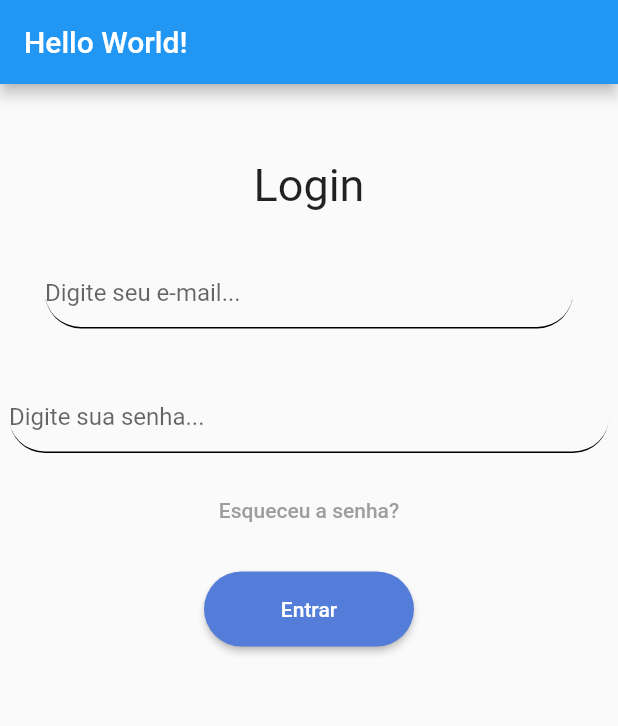
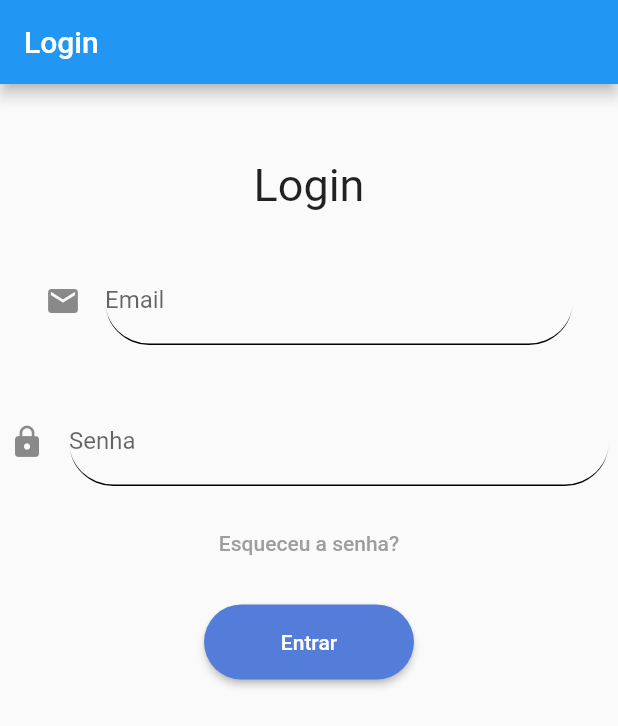
Before and after one commit to murilogteixeira/TCC_Egressos, a Flutter app: the screen it shows after launch, on a phone screen of 412 x 824 dp. Shown: the top 726 px of the screen. Run offline on Flutter 3.47's test engine with Material 2 defaults, Android fonts, the phone set to English and light mode, and no system bars; our stand-ins replace auto_size_text, charts_flutter, flutter_mobx, mobx, progress_dialog, shared_preferences; missing offline and left inert: dart:html; generated files the repository leaves out were written again.

Commit message:
Adicionar autenticação à tela de login

```diff
--- a/frontend/tcc_egressos/lib/controller/home_controller.dart
+++ b/frontend/tcc_egressos/lib/controller/home_controller.dart
@@ -8,7 +8,6 @@ import 'package:http/http.dart' as http;
 import 'package:mobx/mobx.dart';
 import 'package:tcc_egressos/model/curriculo_lattes/curriculo_lattes.dart';
 import 'package:tcc_egressos/view/resultado_view.dart';
-import 'package:tcc_egressos/model/curriculo_lattes/curriculo_lattes.dart';
 
 part 'home_controller.g.dart';
 
--- a/frontend/tcc_egressos/lib/main.dart
+++ b/frontend/tcc_egressos/lib/main.dart
@@ -12,7 +12,7 @@ class MyApp extends StatelessWidget {
   @override
   Widget build(BuildContext context) {
     return MaterialApp(
-      title: 'Egressos UCB',
+      title: 'Egressos Web',
       theme: ThemeData(
         primarySwatch: Colors.blue,
         visualDensity: VisualDensity.adaptivePlatformDensity,
--- a/frontend/tcc_egressos/lib/view/login_view.dart
+++ b/frontend/tcc_egressos/lib/view/login_view.dart
@@ -5,6 +5,8 @@ class LoginView extends StatefulWidget {
   static var route = '/';
 
   final String title = "Login";
+
+  LoginView({Key key}) : super(key: key);
 
   @override
   _LoginViewState createState() => _LoginViewState();
@@ -14,10 +16,40 @@ class _LoginViewState extends State<LoginView> {
   @override
   Widget build(BuildContext context) {
     return Scaffold(
-      appBar: AppBar(
-        title: Text('Hello World!'),
-      ),
-      body: Center(
+      appBar: AppBar(title: Text('Login')),
+      body: LoginForm(),
+    );
+  }
+}
+
+class LoginForm extends StatelessWidget {
+  const LoginForm({Key key}) : super(key: key);
+
+  @override
+  Widget build(BuildContext context) {
+    var _formKey = GlobalKey<FormState>();
+    final _user = 'mail@mail.com';
+    final _pass = '123';
+
+    String inputEmail;
+    String inputPass;
+
+    bool _login() {
+      if (_formKey.currentState.validate()) {
+        _formKey.currentState.save();
+        if (_user != inputEmail || _pass != inputPass) {
+          Scaffold.of(context)
+              .showSnackBar(SnackBar(content: Text('Email ou senha inválido')));
+          return false;
+        }
+        return true;
+      }
+      return false;
+    }
+
+    return Form(
+      key: _formKey,
+      child: Center(
         child: Container(
           child: Column(
             children: <Widget>[
@@ -37,8 +69,15 @@ class _LoginViewState extends State<LoginView> {
                 child: Container(
                   width: 400,
                   child: TextFormField(
+                    validator: (value) {
+                      if (value.isEmpty) return 'Insira o seu email';
+                      return null;
+                    },
+                    onSaved: (value) => inputEmail = value,
                     decoration: InputDecoration(
-                      hintText: "Digite seu e-mail...",
+                      labelText: 'Email',
+                      icon: Icon(Icons.mail),
+                      // hintText: "Digite seu e-mail...",
                       enabledBorder: new UnderlineInputBorder(
                           borderRadius: BorderRadius.circular(45),
                           borderSide: BorderSide(color: Colors.black)),
@@ -47,9 +86,6 @@ class _LoginViewState extends State<LoginView> {
                         borderRadius: BorderRadius.circular(45),
                       ),
                     ),
-                    // onSaved: (nome) {
-                    //   this._nome = nome;
-                    // },
                   ),
                 ),
               ),
@@ -58,8 +94,15 @@ class _LoginViewState extends State<LoginView> {
                 child: Container(
                   width: 400,
                   child: TextFormField(
+                    validator: (value) {
+                      if (value.isEmpty) return 'Insira a sua senha';
+                      return null;
+                    },
+                    onSaved: (value) => inputPass = value,
                     decoration: InputDecoration(
-                      hintText: "Digite sua senha...",
+                      labelText: 'Senha',
+                      icon: Icon(Icons.lock),
+                      // hintText: "Digite sua senha...",
                       enabledBorder: new UnderlineInputBorder(
                           borderRadius: BorderRadius.circular(45),
                           borderSide: BorderSide(color: Colors.black)),
@@ -100,7 +143,9 @@ class _LoginViewState extends State<LoginView> {
                     shape: RoundedRectangleBorder(
                         borderRadius: BorderRadius.circular(45)),
                     onPressed: () {
-                      Navigator.pushNamed(context, ConsultaView.route);
+                      if (_login()) {
+                        Navigator.pushNamed(context, ConsultaView.route);
+                      }
                     },
                     child: Text(
                       "Entrar",
```
